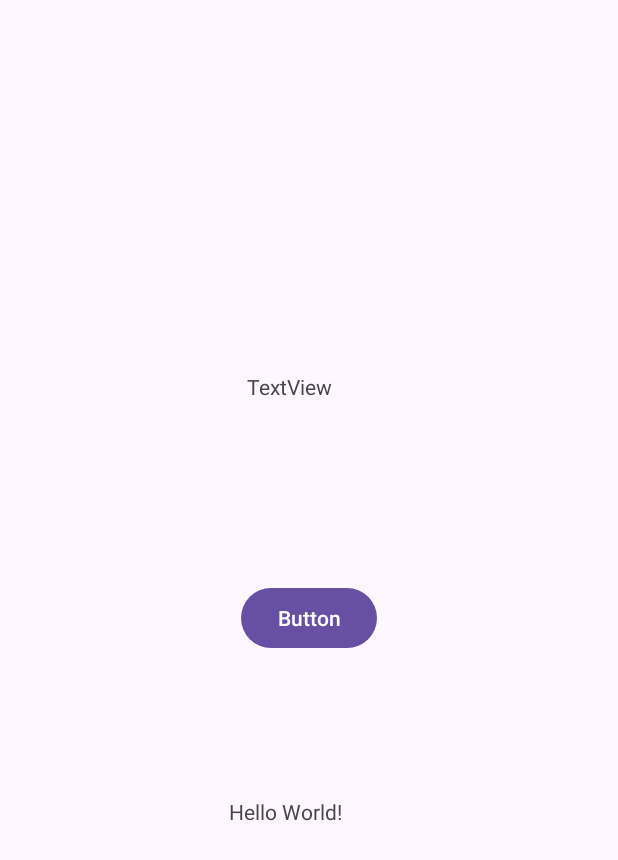
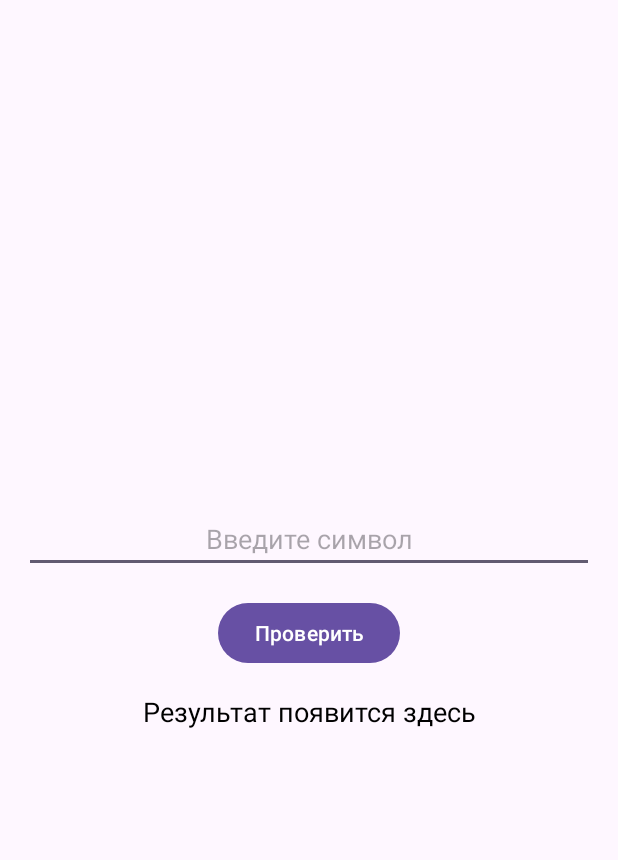
Before and after one commit to UfgtNOI/Laba1, an Android app: the screen it shows after launch (MainActivity), on a phone screen of 412 x 824 dp. Shown: the top 860 px of the screen. Run offline under Robolectric (Android 15) with nearby library versions, the phone set to English and light mode, and no system bars.

Commit message:
Добавлены названия элементов и переделана логика

```diff
--- a/app/src/main/java/com/example/laba1/MainActivity.kt
+++ b/app/src/main/java/com/example/laba1/MainActivity.kt
@@ -17,4 +17,6 @@ class MainActivity : AppCompatActivity() {
             insets
         }
     }
+
+
 }
--- a/app/src/main/res/layout/activity_main.xml
+++ b/app/src/main/res/layout/activity_main.xml
@@ -7,37 +7,43 @@
     android:layout_height="match_parent"
     tools:context=".MainActivity">
 
-    <TextView
-        android:id="@+id/textView2"
-        android:layout_width="106dp"
-        android:layout_height="45dp"
-        android:text="Hello World!"
-        app:layout_constraintBottom_toBottomOf="parent"
-        app:layout_constraintEnd_toEndOf="parent"
-        app:layout_constraintHorizontal_bias="0.498"
-        app:layout_constraintStart_toStartOf="parent"
-        app:layout_constraintTop_toBottomOf="@+id/textView"
-        app:layout_constraintVertical_bias="0.492" />
+    <LinearLayout
+        android:layout_width="match_parent"
+        android:layout_height="match_parent"
+        android:gravity="center"
+        android:orientation="vertical"
+        android:padding="16dp"
+        app:layout_constraintEnd_toEndOf="parent">
 
-    <TextView
-        android:id="@+id/textView"
-        android:layout_width="81dp"
-        android:layout_height="44dp"
-        android:layout_marginTop="248dp"
-        android:text="TextView"
-        app:layout_constraintEnd_toEndOf="parent"
-        app:layout_constraintHorizontal_bias="0.498"
-        app:layout_constraintStart_toStartOf="parent"
-        app:layout_constraintTop_toTopOf="parent" />
+        <EditText
+            android:id="@+id/inputField"
+            android:layout_width="match_parent"
+            android:layout_height="wrap_content"
+            android:ems="10"
+            android:gravity="center"
+            android:hint="Введите символ"
+            android:inputType="text"
+            android:maxLines="1" />
 
-    <Button
-        android:id="@+id/button"
-        android:layout_width="wrap_content"
-        android:layout_height="wrap_content"
-        android:text="Button"
-        app:layout_constraintBottom_toTopOf="@+id/textView2"
-        app:layout_constraintEnd_toEndOf="parent"
-        app:layout_constraintStart_toStartOf="parent"
-        app:layout_constraintTop_toBottomOf="@+id/textView" />
+        <!-- Кнопка проверки -->
+        <Button
+            android:id="@+id/checkButton"
+            android:layout_width="wrap_content"
+            android:layout_height="wrap_content"
+            android:layout_marginTop="16dp"
+            android:text="Проверить" />
+
+        <!-- Поле для отображения результата -->
+        <TextView
+            android:id="@+id/resultText"
+            android:layout_width="match_parent"
+            android:layout_height="wrap_content"
+            android:layout_marginTop="16dp"
+            android:gravity="center"
+            android:text="Результат появится здесь"
+            android:textColor="#000"
+            android:textSize="18sp" />
+
+    </LinearLayout>
 
 </androidx.constraintlayout.widget.ConstraintLayout>
```
